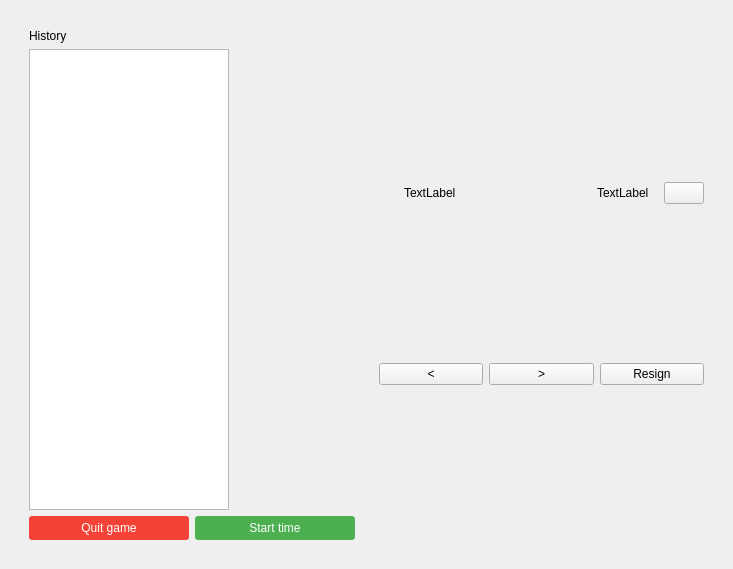
Qt form python/ui/gamePage.ui (LepTho2233127/CNChess) before a commit.
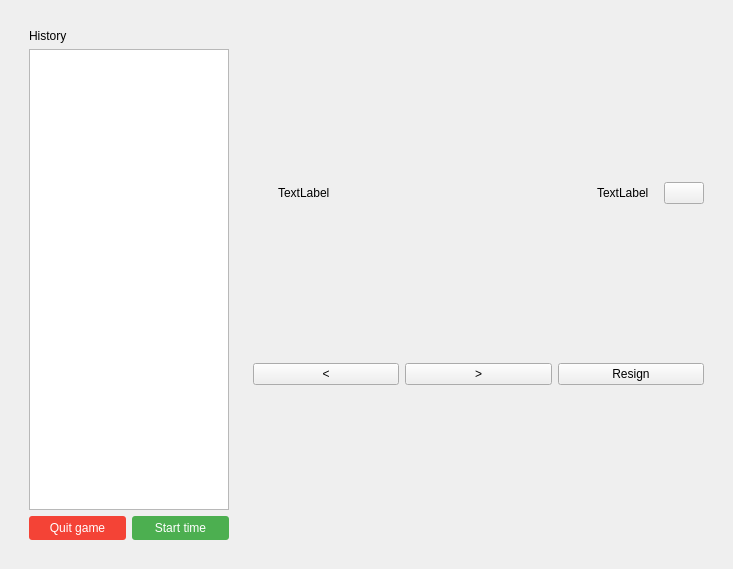
The same form after that commit. Icons and pictures are not drawn.

```diff
--- a/python/ui/gamePage.ui
+++ b/python/ui/gamePage.ui
@@ -16,7 +16,7 @@
   <layout class="QVBoxLayout" name="verticalLayout">
    <item>
     <widget class="QFrame" name="mainGameFrame">
-     <layout class="QHBoxLayout" name="horizontalLayout_GameMain" stretch="0,0">
+     <layout class="QHBoxLayout" name="horizontalLayout_GameMain" stretch="0,4">
       <item>
        <widget class="QFrame" name="leftPanelFrame">
         <layout class="QVBoxLayout" name="layout_Left">
```
Lines whose indentation alone changed are shown as unchanged.
